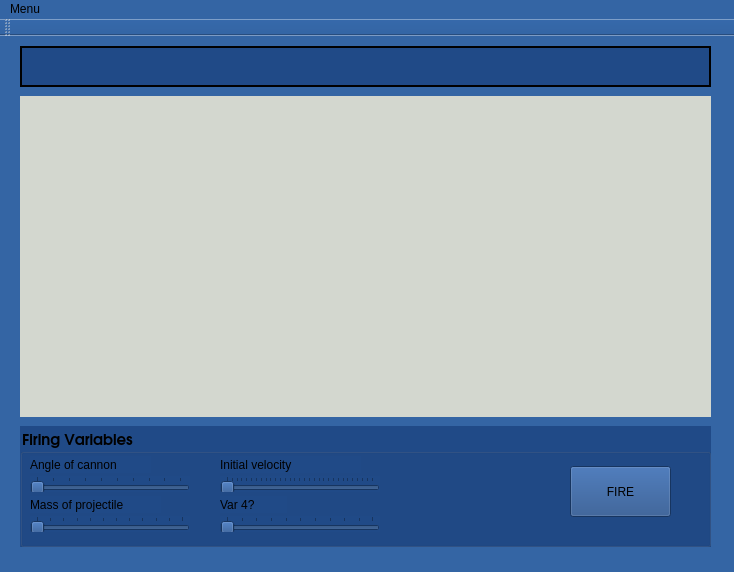
Qt form EducationalApp/demowindow.ui (ChristopherDHanson/CannonBlaster) before a commit.
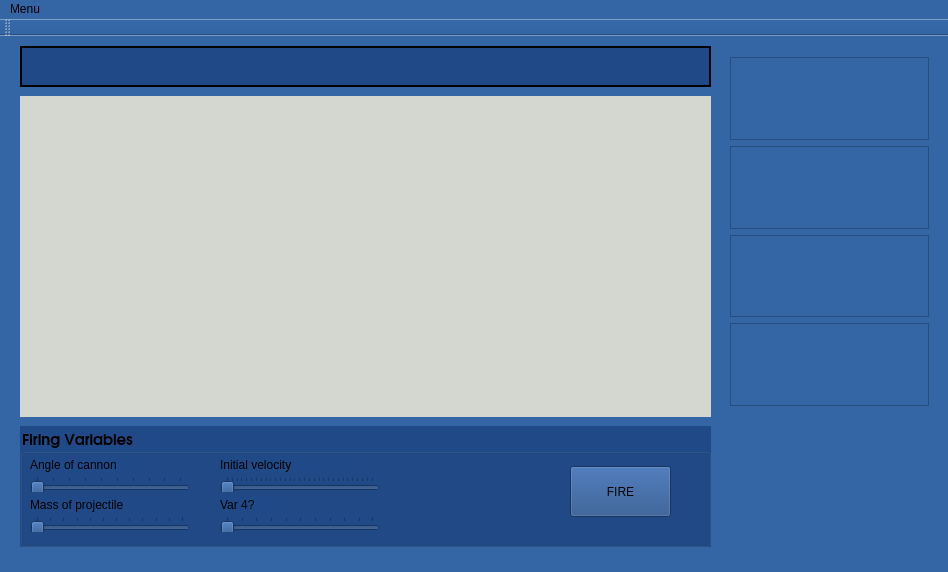
The same form after that commit. Custom widgets are drawn as their Qt base class.

```diff
--- a/EducationalApp/demowindow.ui
+++ b/EducationalApp/demowindow.ui
@@ -6,7 +6,7 @@
    <rect>
     <x>0</x>
     <y>0</y>
-    <width>734</width>
+    <width>948</width>
     <height>572</height>
    </rect>
   </property>
@@ -226,14 +226,94 @@
      <string/>
     </property>
    </widget>
+   <widget class="QWidget" name="verticalLayoutWidget">
+    <property name="geometry">
+     <rect>
+      <x>719</x>
+      <y>10</y>
+      <width>221</width>
+      <height>371</height>
+     </rect>
+    </property>
+    <layout class="QVBoxLayout" name="verticalLayout">
+     <item>
+      <widget class="QScrollArea" name="answerDisplayD">
+       <property name="widgetResizable">
+        <bool>true</bool>
+       </property>
+       <widget class="QWidget" name="scrollAreaWidgetContents_4">
+        <property name="geometry">
+         <rect>
+          <x>0</x>
+          <y>0</y>
+          <width>217</width>
+          <height>86</height>
+         </rect>
+        </property>
+       </widget>
+      </widget>
+     </item>
+     <item>
+      <widget class="QScrollArea" name="answerDisplayC">
+       <property name="widgetResizable">
+        <bool>true</bool>
+       </property>
+       <widget class="QWidget" name="scrollAreaWidgetContents_3">
+        <property name="geometry">
+         <rect>
+          <x>0</x>
+          <y>0</y>
+          <width>217</width>
+          <height>86</height>
+         </rect>
+        </property>
+       </widget>
+      </widget>
+     </item>
+     <item>
+      <widget class="QScrollArea" name="answerDisplayB">
+       <property name="widgetResizable">
+        <bool>true</bool>
+       </property>
+       <widget class="QWidget" name="scrollAreaWidgetContents_2">
+        <property name="geometry">
+         <rect>
+          <x>0</x>
+          <y>0</y>
+          <width>217</width>
+          <height>85</height>
+         </rect>
+        </property>
+       </widget>
+      </widget>
+     </item>
+     <item>
+      <widget class="QScrollArea" name="answerDisplayA">
+       <property name="widgetResizable">
+        <bool>true</bool>
+       </property>
+       <widget class="QWidget" name="scrollAreaWidgetContents">
+        <property name="geometry">
+         <rect>
+          <x>0</x>
+          <y>0</y>
+          <width>217</width>
+          <height>86</height>
+         </rect>
+        </property>
+       </widget>
+      </widget>
+     </item>
+    </layout>
+   </widget>
   </widget>
   <widget class="QMenuBar" name="menuBar">
    <property name="geometry">
     <rect>
      <x>0</x>
      <y>0</y>
-     <width>734</width>
-     <height>22</height>
+     <width>948</width>
+     <height>20</height>
     </rect>
    </property>
    <widget class="QMenu" name="menuMenu">
```
